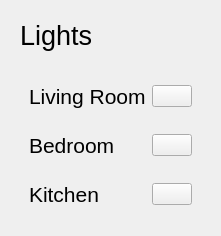
Qt form SmartHome/Gui/Pages/Devices/Components/lights_panel.ui (Mirko-A/SmartHome) before a commit.
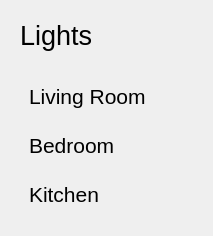
The same form after that commit. Icons and pictures are not drawn.

Commit message: fix(gui): local border removal rather than global

Patch:
```diff
--- a/SmartHome/Gui/Pages/Devices/Components/lights_panel.ui
+++ b/SmartHome/Gui/Pages/Devices/Components/lights_panel.ui
@@ -33,13 +33,19 @@
    <item alignment="Qt::AlignTop">
     <widget class="QWidget" name="lightsList" native="true">
      <property name="styleSheet">
-      <string notr="true">#livingRoomLight, #bedroomLight, #kitchenLight {
-	border-radius: 8px;
-}
+            <string notr="true">
+              QPushButton {
+                border: none;
+                background-color: transparent;
+              }
 
-#livingRoomLight:hover, #bedroomLight:hover, #kitchenLight:hover {
-	background-color: #434158;
-}
+              #livingRoomLight, #bedroomLight, #kitchenLight {
+                border-radius: 8px;
+              }
+
+              #livingRoomLight:hover, #bedroomLight:hover, #kitchenLight:hover {
+                background-color: #434158;
+              }
 </string>
      </property>
      <layout class="QVBoxLayout" name="verticalLayout_6">
```
Lines whose indentation alone changed are shown as unchanged. The commit also changes 8 other files.
